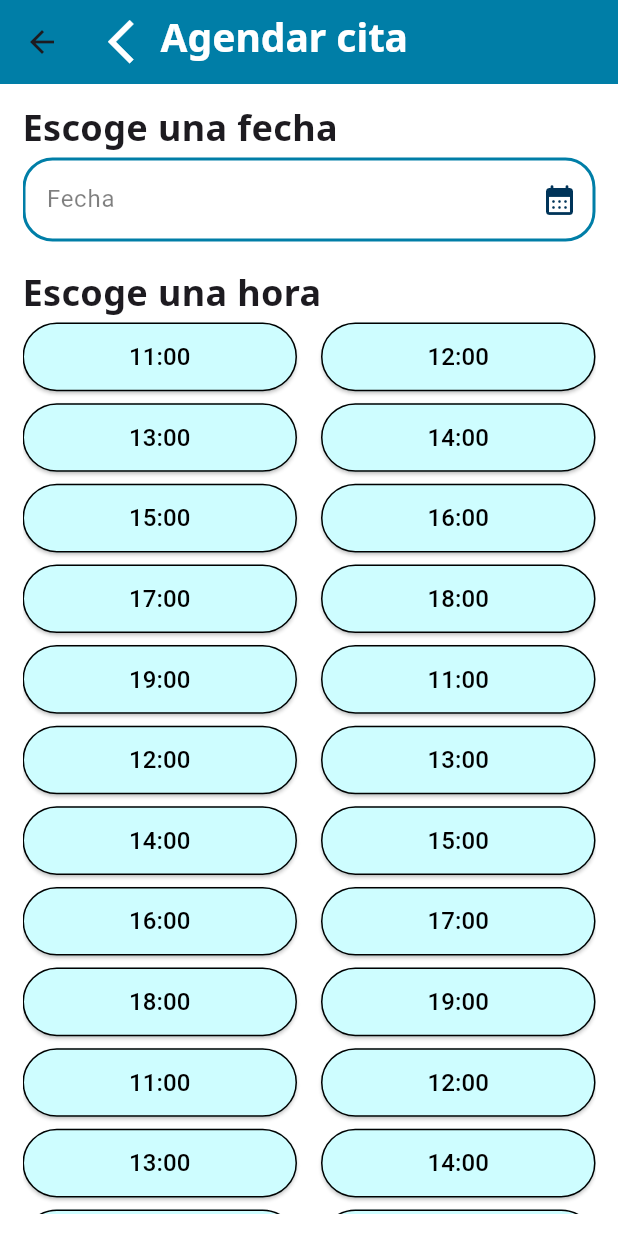
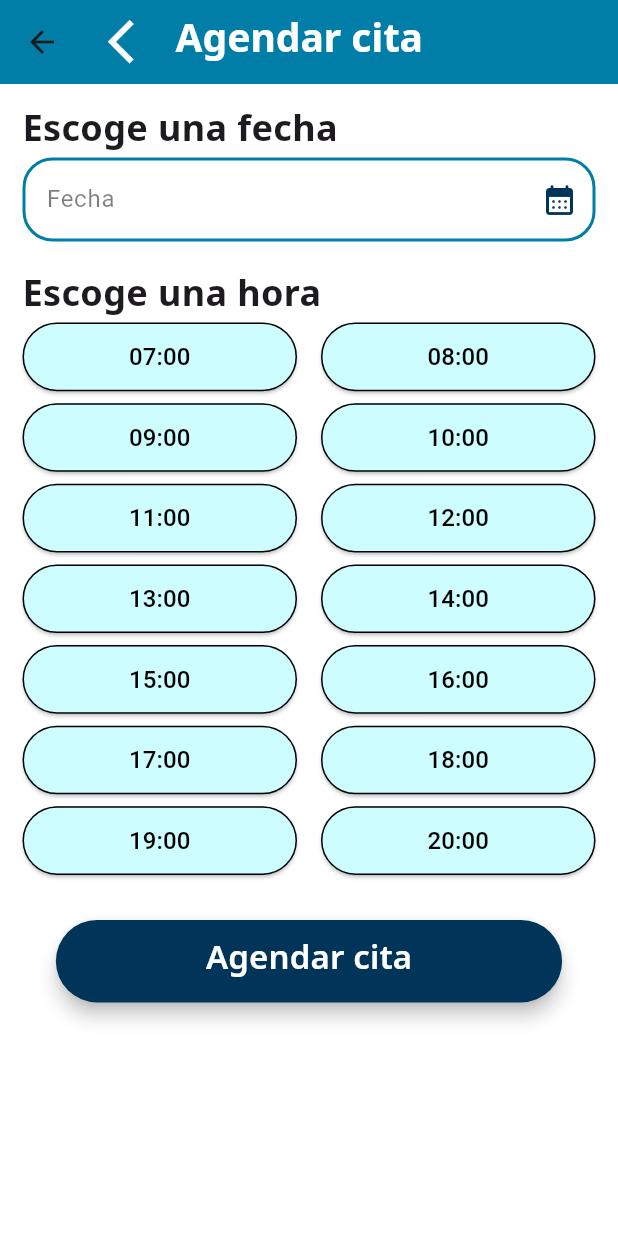
Before and after one commit to Daphish/Doctonear, a Flutter app: the ScheduleAppointment screen opened directly with empty values, on a phone screen of 412 x 824 dp. Run offline on Flutter 3.47's test engine with Material 3 defaults, Android fonts, the light colour scheme and no system bars; our stand-ins replace cloud_firestore, connectivity_plus, firebase_auth, firebase_core; accounts and stored records are empty; Roboto replaces fonts that are missing (butLOg, cuerpo).

Commit message:
Ya se pueden agendar citas

```diff
--- a/lib/screens/comments_screen.dart
+++ b/lib/screens/comments_screen.dart
@@ -4,8 +4,7 @@ import 'package:medichub/const.dart' as con;
 class CommentsScreen extends StatefulWidget {
   final Map<String, dynamic> doctor;
   final void Function() backPress;
-  final Function(String) saveComment;
-  const CommentsScreen({super.key, required this.doctor, required this.backPress, required this.saveComment});
+  const CommentsScreen({super.key, required this.doctor, required this.backPress});
 
   @override
   State<CommentsScreen> createState() => _CommentsScreenState();
--- a/lib/screens/profile.dart
+++ b/lib/screens/profile.dart
@@ -25,9 +25,7 @@ class _ProfileState extends State<Profile> {
   }
 
   Future<void> _loadAppointmentsInBackground() async {
-    if (singleton.appointments.isEmpty) {
-      await singleton.getAppointments(widget.doctor['id']);
-    }
+    await singleton.getAppointments(widget.doctor['id']);
   }
 
   Future<void> _handleAppointment() async {
@@ -36,7 +34,6 @@ class _ProfileState extends State<Profile> {
     });
 
     try {
-      // Asegurar que los doctores estén cargados antes de buscar
       if (singleton.appointments.isEmpty) {
         await singleton.getAppointments(widget.doctor['id']);
       }
--- a/lib/screens/schedule_appointment.dart
+++ b/lib/screens/schedule_appointment.dart
@@ -1,49 +1,66 @@
+import 'package:cloud_firestore/cloud_firestore.dart';
 import 'package:flutter/material.dart';
 import 'package:medichub/const.dart' as con;
+import 'package:medichub/singleton.dart';
 
 class ScheduleAppointment extends StatefulWidget {
   final List<Map<String, dynamic>> appointments;
   final Map<String, dynamic> doctor;
   final void Function() backPress;
-  final Function(Map<String, dynamic>) saveAppointment;
-  const ScheduleAppointment({super.key, required this.appointments, required this.backPress, required this.saveAppointment, required this.doctor});
+  const ScheduleAppointment({super.key, required this.appointments, required this.backPress, required this.doctor});
 
   @override
   State<ScheduleAppointment> createState() => _ScheduleAppointmentState();
 }
 
 class _ScheduleAppointmentState extends State<ScheduleAppointment> {
+  Singleton singleton = Singleton();
   DateTime? _selectedDate;
   String? _selectedHour;
   final List<String> horas = [
+    '07:00', '08:00', '09:00', '10:00',
     '11:00', '12:00', '13:00', '14:00', '15:00',
-    '16:00', '17:00', '18:00', '19:00',
-    '11:00', '12:00', '13:00', '14:00', '15:00',
-    '16:00', '17:00', '18:00', '19:00',
-    '11:00', '12:00', '13:00', '14:00', '15:00',
-    '16:00', '17:00', '18:00', '19:00',
+    '16:00', '17:00', '18:00', '19:00', '20:00'
   ];
 
   bool genderIcon=true;
+
+  List<String> getHorasOcupadasDelDia(DateTime fecha) {
+    return widget.appointments.where((cita) {
+      final DateTime inicio = (cita['Inicio'] as Timestamp).toDate();
+      return inicio.year == fecha.year &&
+          inicio.month == fecha.month &&
+          inicio.day == fecha.day;
+    }).map((cita) {
+      final DateTime inicio = (cita['Inicio'] as Timestamp).toDate();
+      return "${inicio.hour.toString().padLeft(2, '0')}:00";
+    }).toList();
+  }
+
   @override
   Widget build(BuildContext context) {
+    final horasOcupadas = _selectedDate != null ? getHorasOcupadasDelDia(_selectedDate!) : [];
     return Scaffold(
       appBar: AppBar(
         backgroundColor:con.Cerulean,
         title: Row(
           mainAxisAlignment: MainAxisAlignment.start,
-          crossAxisAlignment: CrossAxisAlignment.center,
           children: [
-            Icon(Icons.arrow_back_ios,color: Colors.white,size: 35,),
+            GestureDetector(
+              onTap: () {
+                widget.backPress();
+              },
+              child: Icon(Icons.arrow_back_ios, color: Colors.white, size: 35),
+            ),
+            SizedBox(width: 10),
             Text(
               'Agendar cita',
               style: TextStyle(
-                  fontFamily: 'bold',
-                  fontSize: 26,
-                  color: Colors.white
+                fontFamily: 'bold',
+                fontSize: 26,
+                color: Colors.white,
               ),
             )
-
           ],
         ),
       ),
@@ -68,32 +85,41 @@ class _ScheduleAppointmentState extends State<ScheduleAppointment> {
                   ],
                 ),
                 TextFormField(
-                  style: TextStyle(
-                    fontFamily: 'cuerpo',
-                    fontSize: 16,
+                  controller: TextEditingController(
+                    text: _selectedDate != null
+                        ? "${_selectedDate!.day}/${_selectedDate!.month}/${_selectedDate!.year}"
+                        : '',
                   ),
-                  obscureText: genderIcon,
+                  readOnly: true,
+                  onTap: () async {
+                    DateTime? picked = await showDatePicker(
+                      context: context,
+                      initialDate: DateTime.now(),
+                      firstDate: DateTime.now(),
+                      lastDate: DateTime.now().add(Duration(days: 365)),
+                    );
+                    if (picked != null) {
+                      setState(() {
+                        _selectedDate = picked;
+                        _selectedHour = null;
+                      });
+                    }
+                  },
                   decoration: InputDecoration(
-                    suffixIcon: Icon(Icons.calendar_month_rounded,color: con.Prussian_Blue,),
-                    hintText:'Fecha',
-                    hintStyle:TextStyle(
+                    suffixIcon: Icon(Icons.calendar_month_rounded, color: con.Prussian_Blue),
+                    hintText: 'Fecha',
+                    hintStyle: TextStyle(
                         fontFamily: 'cuerpo',
                         fontSize: 16,
                         color: Color(0x80000000)
-                    ) ,
+                    ),
                     enabledBorder: OutlineInputBorder(
                       borderRadius: BorderRadius.circular(20),
-                      borderSide: BorderSide(
-                        color: Color(0xff007EA7),
-                        width: 2.0, // grosor
-                      ),
+                      borderSide: BorderSide(color: Color(0xff007EA7), width: 2.0),
                     ),
                     focusedBorder: OutlineInputBorder(
                       borderRadius: BorderRadius.circular(20),
-                      borderSide: BorderSide(
-                        color: Color(0xff007EA7),
-                        width: 2.0,
-                      ),
+                      borderSide: BorderSide(color: Color(0xff007EA7), width: 2.0),
                     ),
                     filled: true,
                     fillColor: Colors.white,
@@ -121,23 +147,35 @@ class _ScheduleAppointmentState extends State<ScheduleAppointment> {
                     physics: NeverScrollableScrollPhysics(),
                     shrinkWrap: true,
                     children: horas.map((hora) {
+                      final bool ocupada = horasOcupadas.contains(hora);
+                      final bool seleccionada = _selectedHour == hora;
                       return ElevatedButton(
-                        onPressed: () {
-                          // Acción al seleccionar la hora
+                        onPressed: ocupada ? null : () {
+                          setState(() {
+                            _selectedHour = hora;
+                          });
                         },
                         style: ElevatedButton.styleFrom(
-                          backgroundColor: con.Mint_Green,
+                          backgroundColor: ocupada ? Colors.grey[300] : seleccionada ? con.Prussian_Blue : con.Mint_Green,
                           foregroundColor: Colors.black,
                           side: BorderSide(color: Colors.black),
                         ),
-                        child: Text(hora, style: TextStyle(fontSize: 16)),
+                        child: Text(hora, style: TextStyle(fontSize: 16, color: ocupada || seleccionada ? Colors.white : Colors.black)),
                       );
                     }).toList(),
                   ),
                 ),
                 SizedBox(height: 30,),
                 ElevatedButton(
-                  onPressed: (){
+                  onPressed: () async {
+                    if (_selectedDate != null && _selectedHour != null) {
+                      await singleton.makeAppointment(widget.doctor, _selectedDate!, _selectedHour!);
+                      widget.backPress();
+                    } else {
+                      ScaffoldMessenger.of(context).showSnackBar(
+                        SnackBar(content: Text('Selecciona una hora y un día.')),
+                      );
+                    }
                   },
                   style: ElevatedButton.styleFrom(
                     backgroundColor: con.Prussian_Blue,
```
Also changed, not shown: lib/layout/layout.dart (+0 -8 lines), lib/singleton.dart (+26 -3 lines).
